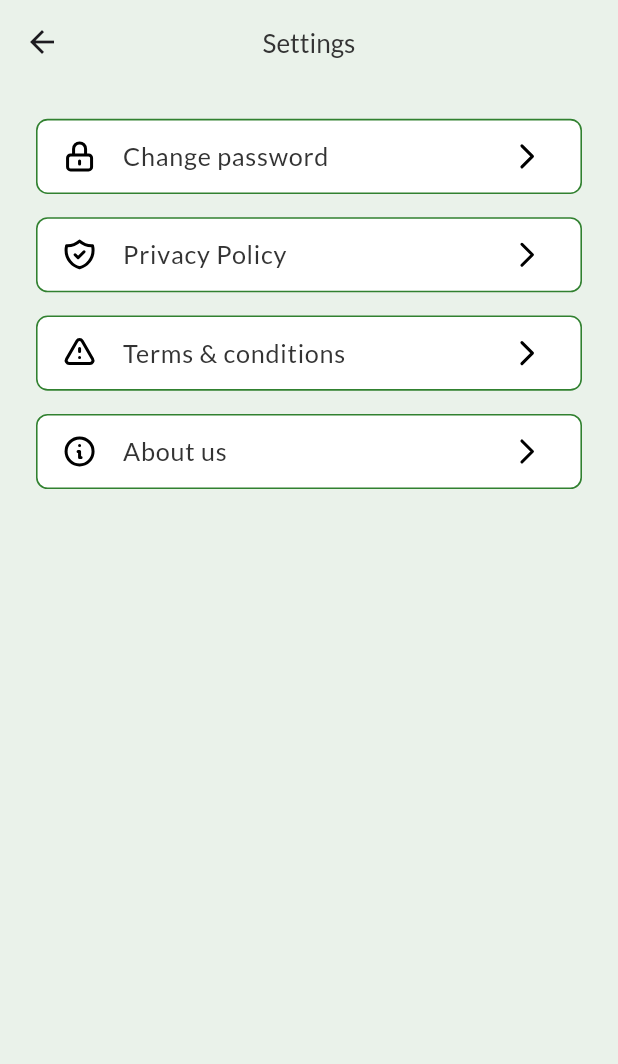
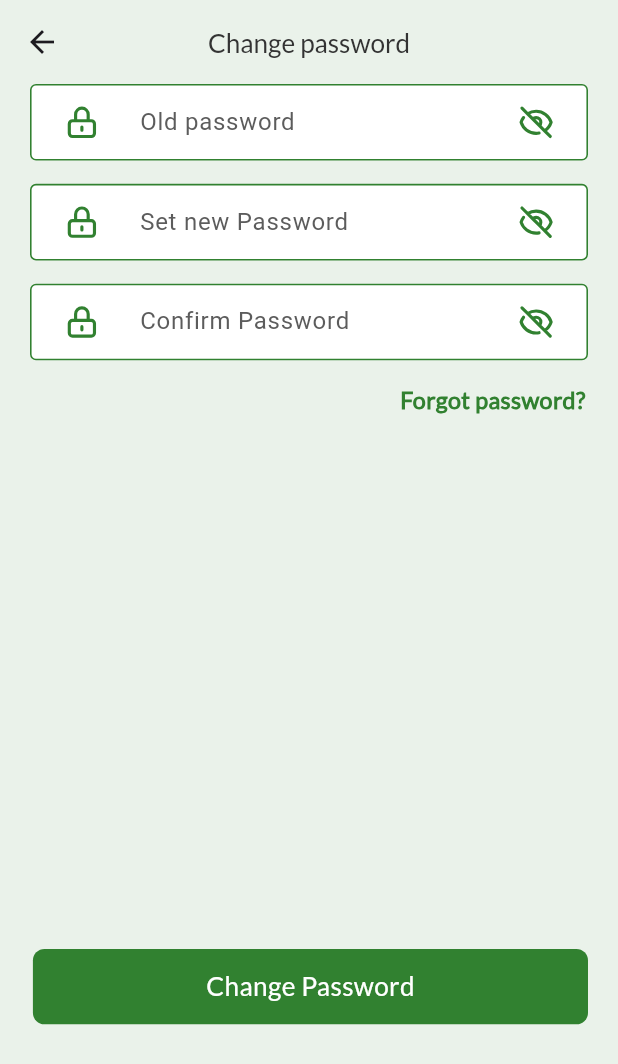
Before and after one commit to mrswapon/Spotlyt-Task, a Flutter app: the screen it shows after launch, after a tap on "Change password", on a phone screen of 412 x 824 dp. Shown: the top 1064 px of the screen. Run offline on Flutter 3.47's test engine with Material 3 defaults, Android fonts, the phone set to English and light mode, and no system bars; our stand-ins replace curved_labeled_navigation_bar, flutter_screenutil, flutter_svg, get, pin_code_fields; Roboto replaces fonts that are missing (Lato/R 16).

Commit message:
Change Password Screen Done

```diff
--- a/lib/routes/app_routes.dart
+++ b/lib/routes/app_routes.dart
@@ -7,6 +7,7 @@ import '../views/screens/auth/signUpScreen/sign_up_screen.dart';
 import '../views/screens/auth/verifyOTPScreen/verify_otp_screen.dart';
 import '../views/screens/bottom_nav_bar/bottom_nav_bar.dart';
 import '../views/screens/services/services_screen.dart';
+import '../views/screens/settings/changePasswordScreen/change_password_screen.dart';
 import '../views/screens/settings/settingsScreen/setting_screen.dart';
 
 class AppRoutes {
@@ -19,6 +20,7 @@ class AppRoutes {
   static const String forgotPasswordScreen = "/forgot_password_screen.dart";
   static const String resetPasswordScreen = "/reset_password_screen.dart";
   static const String settingsScreen = "/settings_screen.dart";
+  static const String changePasswordScreen = "/change_password_screen.dart";
 
   static List<GetPage> get routes => [
         GetPage(name: selectroleScreen, page: () => SelectroleScreen()),
@@ -30,5 +32,6 @@ class AppRoutes {
         GetPage(name: forgotPasswordScreen, page: () => ForgotPasswordScreen()),
         GetPage(name: resetPasswordScreen, page: () => ResetPasswordScreen()),
         GetPage(name: settingsScreen, page: () => SettingsScreen()),
+        GetPage(name: changePasswordScreen, page: () => ChangePasswordScreen()),
       ];
 }
--- /dev/null
+++ b/lib/views/screens/settings/changePasswordScreen/change_password_screen.dart
@@ -0,0 +1,196 @@
+import 'package:flutter/material.dart';
+import 'package:flutter_screenutil/flutter_screenutil.dart';
+import 'package:flutter_svg/flutter_svg.dart';
+import 'package:get/get.dart';
+import '../../../../routes/app_routes.dart';
+import '../../../../utils/app_colors.dart';
+import '../../../../utils/app_dimentions.dart';
+import '../../../../utils/app_icons.dart';
+import '../../../../utils/app_strings.dart';
+import '../../../widgets/custom_button.dart';
+import '../../../widgets/custom_text.dart';
+import '../../../widgets/custom_text_field.dart';
+
+class ChangePasswordScreen extends StatefulWidget {
+  const ChangePasswordScreen({super.key});
+
+  @override
+  State<ChangePasswordScreen> createState() => _ChangePasswordScreenState();
+}
+
+class _ChangePasswordScreenState extends State<ChangePasswordScreen> {
+  final GlobalKey<FormState> _formKey = GlobalKey<FormState>();
+  final TextEditingController _oldPassController = TextEditingController();
+  final TextEditingController _newPassController = TextEditingController();
+  final TextEditingController _confirmPassController = TextEditingController();
+  bool isObscuresOld = true;
+  bool isObscure = true;
+  bool isObscures = true;
+
+  @override
+  Widget build(BuildContext context) {
+    return Scaffold(
+      resizeToAvoidBottomInset: false,
+      extendBody: true,
+      appBar: AppBar(
+        title: CustomText(
+          text: AppString.changePassword,
+          fontsize: 18.h,
+          fontWeight: FontWeight.w500,
+        ),
+        centerTitle: true,
+      ),
+      body: SingleChildScrollView(
+        child: Padding(
+          padding: const EdgeInsets.symmetric(
+              horizontal: Dimensions.paddingSizeLarge),
+          child: Column(
+            children: [
+              Form(
+                key: _formKey,
+                child: Column(
+                  crossAxisAlignment: CrossAxisAlignment.end,
+                  children: [
+                    //===============================> Old Password Text-field <===============================
+                    CustomTextField(
+                      contenpaddingHorizontal: 16.w,
+                      contenpaddingVertical: 14.h,
+                      isObscureText: isObscuresOld,
+                      controller: _oldPassController,
+                      prefixIcon: _customIcons(AppIcons.lockClosed),
+                      sufixicons: Padding(
+                        padding: EdgeInsets.symmetric(horizontal: 21.w),
+                        child: GestureDetector(
+                          onTap: () {
+                            setState(() {
+                              isObscuresOld = !isObscuresOld;
+                            });
+                          },
+                          child: SvgPicture.asset(
+                            isObscuresOld ? AppIcons.eyeOff : AppIcons.eye,
+                            color: AppColors.primaryColor,
+                            height: 24.h,
+                            width: 24.w,
+                          ),
+                        ),
+                      ),
+                      hintText: AppString.oldPassword,
+                      validator: (value) {
+                        if (value == null || value.isEmpty) {
+                          return "Please enter old password";
+                        }
+                        return null;
+                      },
+                    ),
+                    SizedBox(height: 16.h),
+                    //===============================> Set New Password Text-field <===============================
+                    CustomTextField(
+                      contenpaddingHorizontal: 16.w,
+                      contenpaddingVertical: 14.h,
+                      isObscureText: isObscures,
+                      controller: _newPassController,
+                      prefixIcon: _customIcons(AppIcons.lockClosed),
+                      sufixicons: Padding(
+                        padding: EdgeInsets.symmetric(horizontal: 21.w),
+                        child: GestureDetector(
+                          onTap: () {
+                            setState(() {
+                              isObscures = !isObscures;
+                            });
+                          },
+                          child: SvgPicture.asset(
+                            isObscures ? AppIcons.eyeOff : AppIcons.eye,
+                            color: AppColors.primaryColor,
+                            height: 24.h,
+                            width: 24.w,
+                          ),
+                        ),
+                      ),
+                      hintText: AppString.setNewPassword,
+                      validator: (value) {
+                        if (value == null || value.isEmpty) {
+                          return "Please set new password";
+                        }
+                        return null;
+                      },
+                    ),
+                    SizedBox(height: 16.h),
+                    //===============================> Confirm Password Text-field <===============================
+                    CustomTextField(
+                      contenpaddingHorizontal: 16.w,
+                      contenpaddingVertical: 14.h,
+                      isObscureText: isObscure,
+                      controller: _confirmPassController,
+                      prefixIcon: _customIcons(AppIcons.lockClosed),
+                      sufixicons: Padding(
+                        padding: EdgeInsets.symmetric(horizontal: 21.w),
+                        child: GestureDetector(
+                          onTap: () {
+                            setState(() {
+                              isObscure = !isObscure;
+                            });
+                          },
+                          child: SvgPicture.asset(
+                            isObscure ? AppIcons.eyeOff : AppIcons.eye,
+                            color: AppColors.primaryColor,
+                            height: 24.h,
+                            width: 24.w,
+                          ),
+                        ),
+                      ),
+                      hintText: AppString.confirmPassword,
+                      validator: (value) {
+                        if (value == null || value.isEmpty) {
+                          return "Please re-enter new password";
+                        }
+                        return null;
+                      },
+                    ),
+                    SizedBox(height: 16.h),
+                    GestureDetector(
+                      onTap: () {
+                        Get.toNamed(AppRoutes.forgotPasswordScreen);
+                      },
+                      child: CustomText(
+                        text: AppString.forgotPassword,
+                        fontWeight: FontWeight.w600,
+                        fontsize: 16.h,
+                        fontName: 'Lato',
+                        color: AppColors.primaryColor,
+                      ),
+                    ),
+                    SizedBox(height: 367.h),
+                    //===============================> Change Password Button <===============================
+                    CustomButton(
+                        title: AppString.changePasswords,
+                        onpress: () {
+                          if (_formKey.currentState!.validate()) {
+                            Get.toNamed(AppRoutes.verifyOtpScreen);
+                          }
+                        }),
+                    SizedBox(height: 74.h),
+                  ],
+                ),
+              )
+            ],
+          ),
+        ),
+      ),
+    );
+  }
+
+  //===============================> Custom Icons Method <===============================
+  _customIcons(
+    String icon,
+  ) {
+    return Padding(
+      padding: EdgeInsets.symmetric(horizontal: 21.w),
+      child: SvgPicture.asset(
+        icon,
+        color: AppColors.primaryColor,
+        height: 24.h,
+        width: 24.w,
+      ),
+    );
+  }
+}
--- a/lib/views/screens/settings/settingsScreen/setting_screen.dart
+++ b/lib/views/screens/settings/settingsScreen/setting_screen.dart
@@ -27,14 +27,14 @@ class SettingsScreen extends StatelessWidget {
       ),
       body: Padding(
         padding: const EdgeInsets.symmetric(
-            horizontal: Dimensions.paddingSizeDefault),
+            horizontal: Dimensions.paddingSizeLarge),
         child: Column(
           children: [
             SizedBox(height: 24.h),
             //=================================> Change Password Section <=======================
             GestureDetector(
               onTap: () {
-                //Get.toNamed(AppRoutes.changepasswordScreen);
+                Get.toNamed(AppRoutes.changePasswordScreen);
               },
               child: CustomListTile(
                 title: AppString.changePassword,
```
